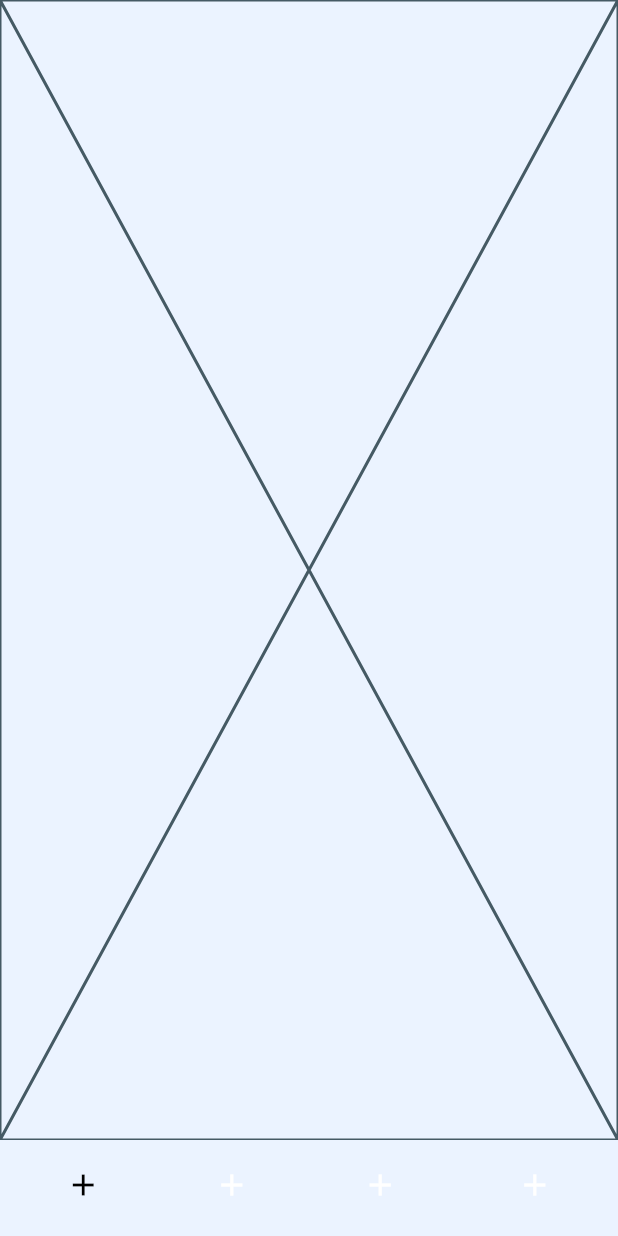
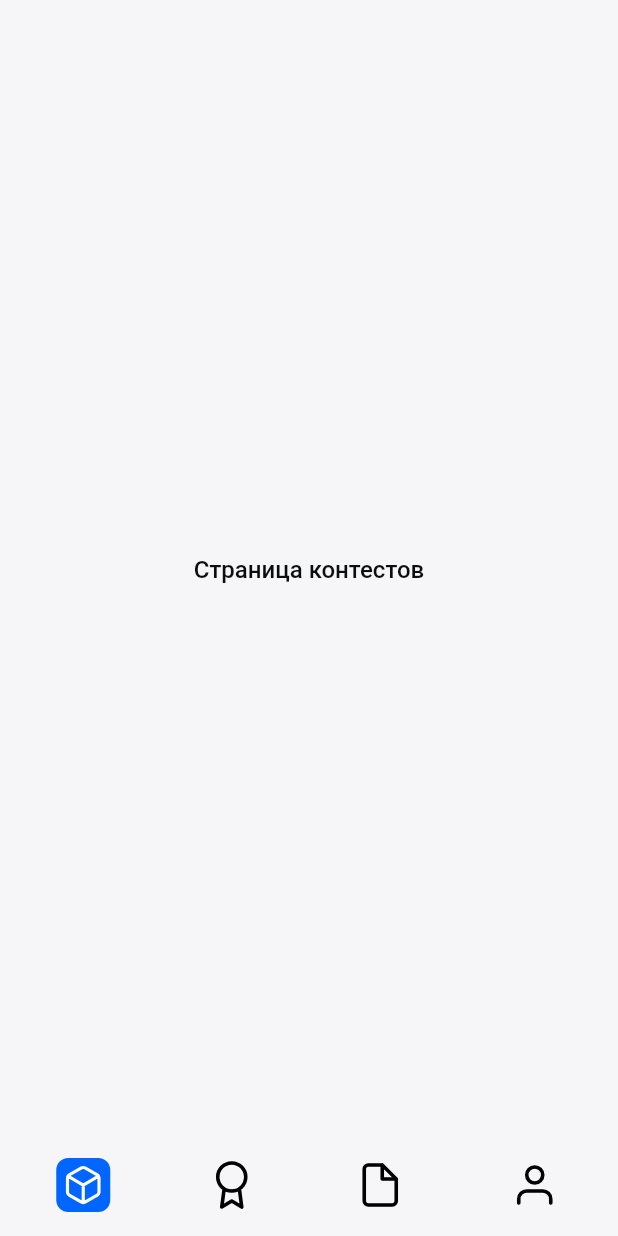
Before and after one commit to Task-Testing-System-Devs/test-system-mobile-v2, a Flutter app: the screen it shows after launch, after a tap on "Авторизоваться", on a phone screen of 412 x 824 dp. Run offline on Flutter 3.47's test engine with Material 3 defaults, Android fonts, the phone set to English and light mode, and no system bars; our stand-ins replace flutter_riverpod, flutter_svg, freezed_annotation, go_router, mask_text_input_formatter.

Commit message:
Update icons and add base scaffolds to page

```diff
--- a/lib/src/features/contests/view/contests_page.dart
+++ b/lib/src/features/contests/view/contests_page.dart
@@ -5,6 +5,10 @@ class ContestsPage extends StatelessWidget {
 
   @override
   Widget build(BuildContext context) {
-    return const Placeholder();
+    return Scaffold(
+      body: Center(
+        child: Text('Страница контестов'),
+      ),
+    );
   }
 }
--- a/lib/src/features/profile/view/profile_page.dart
+++ b/lib/src/features/profile/view/profile_page.dart
@@ -5,6 +5,10 @@ class ProfilePage extends StatelessWidget {
 
   @override
   Widget build(BuildContext context) {
-    return const Placeholder();
+    return Scaffold(
+      body: Center(
+        child: Text('Страница профиля'),
+      ),
+    );
   }
 }
--- a/lib/src/features/rating/view/rating_page.dart
+++ b/lib/src/features/rating/view/rating_page.dart
@@ -5,6 +5,10 @@ class RatingPage extends StatelessWidget {
 
   @override
   Widget build(BuildContext context) {
-    return const Placeholder();
+    return Scaffold(
+      body: Center(
+        child: Text('Страница рейтинга'),
+      ),
+    );
   }
 }
--- a/lib/src/features/submissions/view/submissions_page.dart
+++ b/lib/src/features/submissions/view/submissions_page.dart
@@ -5,6 +5,10 @@ class SubmissionsPage extends StatelessWidget {
 
   @override
   Widget build(BuildContext context) {
-    return const Placeholder();
+    return Scaffold(
+      body: Center(
+        child: Text('Страница посылок'),
+      ),
+    );
   }
 }
--- a/lib/src/features/tasks/view/tasks_page.dart
+++ b/lib/src/features/tasks/view/tasks_page.dart
@@ -5,6 +5,10 @@ class TasksPage extends StatelessWidget {
 
   @override
   Widget build(BuildContext context) {
-    return const Placeholder();
+    return Scaffold(
+      body: Center(
+        child: Text('Страница задач'),
+      ),
+    );
   }
 }
--- a/lib/src/shared/assets/app_icons.dart
+++ b/lib/src/shared/assets/app_icons.dart
@@ -1,5 +1,22 @@
 abstract class AppIcons {
   static const _path = 'assets/icons';
 
+  static const award = '$_path/award.svg';
+  static const box = '$_path/box.svg';
+  static const checkSquare = '$_path/check-square.svg';
+  static const chevronDown = '$_path/chevron-down.svg';
+  static const chevronLeft = '$_path/chevron-left.svg';
+  static const chevronRight = '$_path/chevron-right.svg';
+  static const chevronUp = '$_path/chevron-up.svg';
+  static const copy = '$_path/copy.svg';
+  static const download = '$_path/download.svg';
+  static const file = '$_path/file.svg';
+  static const helpCircle = '$_path/help-circle.svg';
+  static const home = '$_path/home.svg';
+  static const key = '$_path/key.svg';
+  static const loader = '$_path/loader.svg';
   static const logo = '$_path/logo.svg';
+  static const mail = '$_path/mail.svg';
+  static const user = '$_path/user.svg';
+  static const x = '$_path/x.svg';
 }
--- a/lib/src/shared/routing/go_router.dart
+++ b/lib/src/shared/routing/go_router.dart
@@ -12,7 +12,8 @@ final navigatorKeyProvider = Provider<GlobalKey<NavigatorState>>((ref) {
   return GlobalKey<NavigatorState>();
 });
 
-final routerProvider = Provider<GoRouter>((ref) {
+final routerProvider = Provider<GoRouter>(
+  (ref) {
     const initialLocation = '/auth';
 
     final contestRoutes = [
@@ -79,4 +80,5 @@ final routerProvider = Provider<GoRouter>((ref) {
       ],
     );
     return router;
-});
+  },
+);
--- a/lib/src/shared/routing/scaffold.dart
+++ b/lib/src/shared/routing/scaffold.dart
@@ -6,6 +6,7 @@ import 'package:flutter_riverpod/flutter_riverpod.dart';
 import 'package:go_router/go_router.dart';
 import 'package:test_system/src/shared/assets/app_assets.dart';
 
+import '../colors/colors.dart';
 import '../widgets/universal_asset_image.dart';
 
 class ScaffoldWithNavBar extends ConsumerStatefulWidget {
@@ -78,13 +79,12 @@ class _ScaffoldWithNavBarState extends ConsumerState<ScaffoldWithNavBar>
                 onTap: () {
                   _goOtherTab(0, ref, context);
                 },
-                icon: const Icon(
-                  Icons.add,
-                  color: Colors.white,
-                ),
-                activeIcon: const Icon(
-                  Icons.add,
-                  color: Colors.black,
+                icon: UniversalAssetImage(AppIcons.box, height: 32),
+                activeIcon: _ChosenIconWrap(
+                  UniversalAssetImage(
+                    AppIcons.box,
+                    fillWithColor: AppColors.card,
+                  ),
                 ),
                 padding: const EdgeInsets.only(
                   left: horizontalOuterPadding,
@@ -101,13 +101,12 @@ class _ScaffoldWithNavBarState extends ConsumerState<ScaffoldWithNavBar>
                 onTap: () {
                   _goOtherTab(1, ref, context);
                 },
-                icon: const Icon(
-                  Icons.add,
-                  color: Colors.white,
-                ),
-                activeIcon: const Icon(
-                  Icons.add,
-                  color: Colors.black,
+                icon: UniversalAssetImage(AppIcons.award, height: 32),
+                activeIcon: _ChosenIconWrap(
+                  UniversalAssetImage(
+                    AppIcons.award,
+                    fillWithColor: AppColors.card,
+                  ),
                 ),
                 padding: const EdgeInsets.only(
                   top: topPadding,
@@ -122,13 +121,12 @@ class _ScaffoldWithNavBarState extends ConsumerState<ScaffoldWithNavBar>
                 onTap: () {
                   _goOtherTab(2, ref, context);
                 },
-                icon: const Icon(
-                  Icons.add,
-                  color: Colors.white,
-                ),
-                activeIcon: const Icon(
-                  Icons.add,
-                  color: Colors.black,
+                icon: UniversalAssetImage(AppIcons.file, height: 32),
+                activeIcon: _ChosenIconWrap(
+                  UniversalAssetImage(
+                    AppIcons.file,
+                    fillWithColor: AppColors.card,
+                  ),
                 ),
                 padding: const EdgeInsets.only(
                   left: horizontalInnerPadding,
@@ -145,13 +143,12 @@ class _ScaffoldWithNavBarState extends ConsumerState<ScaffoldWithNavBar>
                 onTap: () {
                   _goOtherTab(3, ref, context);
                 },
-                icon: const Icon(
-                  Icons.add,
-                  color: Colors.white,
-                ),
-                activeIcon: const Icon(
-                  Icons.add,
-                  color: Colors.black,
+                icon: UniversalAssetImage(AppIcons.user, height: 32),
+                activeIcon: _ChosenIconWrap(
+                  UniversalAssetImage(
+                    AppIcons.user,
+                    fillWithColor: AppColors.card,
+                  ),
                 ),
                 padding: const EdgeInsets.only(
                   left: horizontalInnerPadding,
@@ -256,3 +253,25 @@ class _NavigationButton extends StatelessWidget {
     );
   }
 }
+
+class _ChosenIconWrap extends StatelessWidget {
+  const _ChosenIconWrap(this.child);
+
+  final Widget child;
+
+  @override
+  Widget build(BuildContext context) {
+    return Container(
+      decoration: BoxDecoration(
+        color: AppColors.primary,
+        borderRadius: BorderRadius.circular(8),
+      ),
+      height: 36,
+      width: 36,
+      child: Padding(
+        padding: const EdgeInsets.all(4.0),
+        child: child,
+      ),
+    );
+  }
+}
--- a/lib/src/shared/theme/color_scheme.dart
+++ b/lib/src/shared/theme/color_scheme.dart
@@ -5,7 +5,7 @@ import '../colors/colors.dart';
 abstract class AppColorScheme {
   static final light = const ColorScheme.light().copyWith(
     primary: AppColors.primary,
-    background: AppColors.background,
-    surface: AppColors.surface,
+    background: AppColors.surface,
+    surface: AppColors.background,
   );
 }
```
Lines whose indentation alone changed are shown as unchanged.
